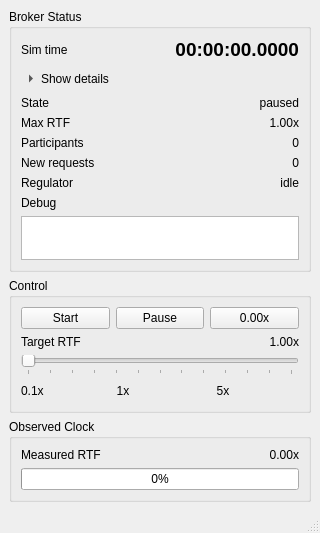
This is src/fss_time/scripts/ui/sim_time_broker.ui in shupx/FastSwarmSim as Qt 5 draws it before an edit. The edited form follows.
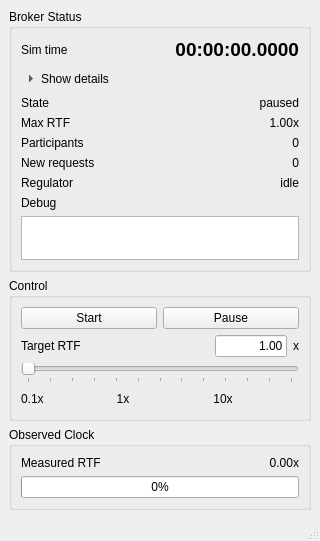
This is the edited form.

Commit message: feat: Enhance SimTimeBroker UI with target RTF input and update scaling logic

```diff
--- a/src/fss_time/scripts/ui/sim_time_broker.ui
+++ b/src/fss_time/scripts/ui/sim_time_broker.ui
@@ -231,13 +231,6 @@
            </property>
           </widget>
          </item>
-         <item>
-          <widget class="QPushButton" name="unbounded_button">
-           <property name="text">
-            <string>0.00x</string>
-           </property>
-          </widget>
-         </item>
         </layout>
        </item>
        <item>
@@ -250,15 +243,56 @@
           </widget>
          </item>
          <item>
-          <widget class="QLabel" name="label_target_rtf_value">
+          <spacer name="target_rtf_spacer">
+           <property name="orientation">
+            <enum>Qt::Horizontal</enum>
+           </property>
+           <property name="sizeHint" stdset="0">
+            <size>
+             <width>40</width>
+             <height>20</height>
+            </size>
+           </property>
+          </spacer>
+         </item>
+         <item>
+          <widget class="QLineEdit" name="target_rtf_input">
+           <property name="sizePolicy">
+            <sizepolicy hsizetype="Fixed" vsizetype="Fixed">
+             <horstretch>0</horstretch>
+             <verstretch>0</verstretch>
+            </sizepolicy>
+           </property>
+           <property name="minimumSize">
+            <size>
+             <width>72</width>
+             <height>0</height>
+            </size>
+           </property>
+           <property name="maximumSize">
+            <size>
+             <width>72</width>
+             <height>16777215</height>
+            </size>
+           </property>
+           <property name="toolTip">
+            <string>Enter target RTF</string>
+           </property>
            <property name="text">
-            <string>1.00x</string>
+            <string>1.00</string>
            </property>
            <property name="alignment">
             <set>Qt::AlignRight|Qt::AlignTrailing|Qt::AlignVCenter</set>
            </property>
           </widget>
          </item>
+         <item>
+          <widget class="QLabel" name="label_target_rtf_unit">
+           <property name="text">
+            <string>x</string>
+           </property>
+          </widget>
+         </item>
         </layout>
        </item>
        <item>
@@ -336,7 +370,7 @@
            </rect>
           </property>
           <property name="text">
-           <string>5x</string>
+           <string>10x</string>
           </property>
           <property name="alignment">
            <set>Qt::AlignCenter</set>
```
The commit also changes 2 other files.
